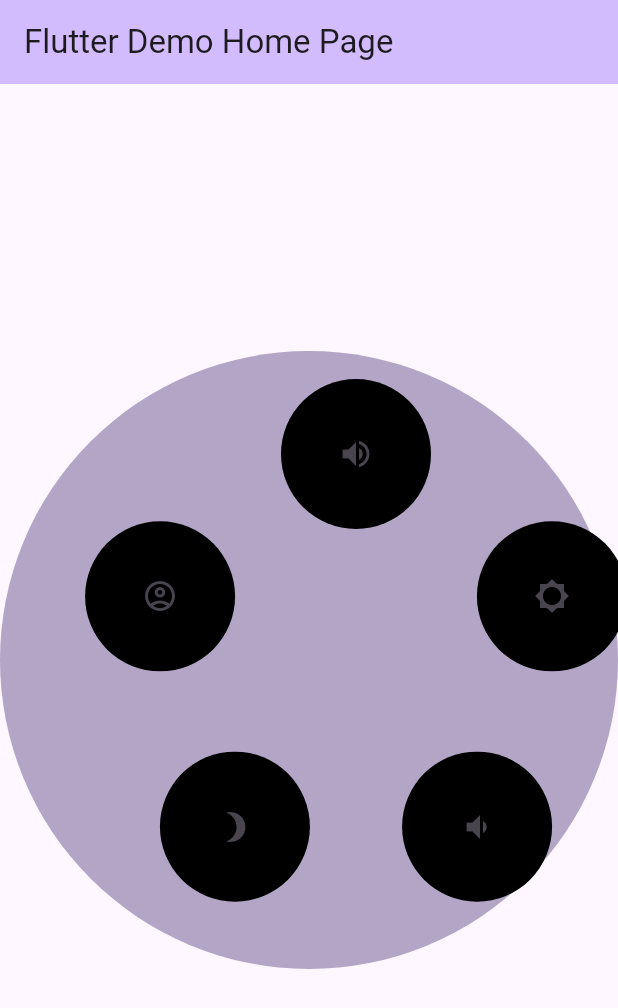
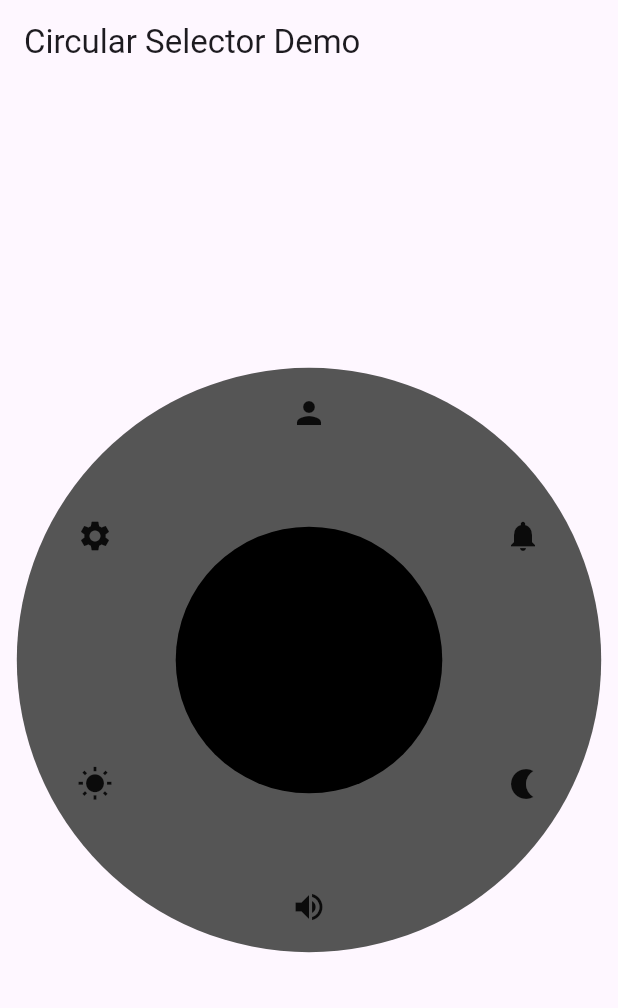
Before and after one commit to Malvericus/FOSS_Hack24, a Flutter app: the screen it shows after launch, on a phone screen of 412 x 824 dp. Shown: the top 1008 px of the screen. Run offline on Flutter 3.47's test engine with Material 3 defaults, Android fonts, the phone set to English and light mode, and no system bars.

Commit message:
chore: Update package name to circular_selector_v2 and version to 0.2.0

```diff
--- a/example/lib/main.dart
+++ b/example/lib/main.dart
@@ -1,5 +1,6 @@
-import 'package:circular_navigator/circular_navigator.dart';
+import 'package:flutter/foundation.dart';
 import 'package:flutter/material.dart';
+import 'package:circular_selector_v2/circular_selector_v2.dart';
 
 void main() {
   runApp(const MyApp());
@@ -8,115 +9,78 @@ void main() {
 class MyApp extends StatelessWidget {
   const MyApp({super.key});
 
-  // This widget is the root of your application.
   @override
   Widget build(BuildContext context) {
     return MaterialApp(
-      title: 'Flutter Demo',
+      title: 'Circular Selector Demo',
+      themeMode: ThemeMode.system,
       darkTheme: ThemeData.dark(),
-      theme: ThemeData(
-        // This is the theme of your application.
-        //
-        // TRY THIS: Try running your application with "flutter run". You'll see
-        // the application has a purple toolbar. Then, without quitting the app,
-        // try changing the seedColor in the colorScheme below to Colors.green
-        // and then invoke "hot reload" (save your changes or press the "hot
-        // reload" button in a Flutter-supported IDE, or press "r" if you used
-        // the command line to start the app).
-        //
-        // Notice that the counter didn't reset back to zero; the application
-        // state is not lost during the reload. To reset the state, use hot
-        // restart instead.
-        //
-        // This works for code too, not just values: Most code changes can be
-        // tested with just a hot reload.
-        colorScheme: ColorScheme.fromSeed(seedColor: Colors.deepPurple),
-        useMaterial3: true,
-      ),
-      home: const MyHomePage(title: 'Flutter Demo Home Page'),
+      home: const MyHomePage(title: 'Circular Selector Demo'),
     );
   }
 }
 
-class MyHomePage extends StatefulWidget {
+class MyHomePage extends StatelessWidget {
   const MyHomePage({super.key, required this.title});
-
-  // This widget is the home page of your application. It is stateful, meaning
-  // that it has a State object (defined below) that contains fields that affect
-  // how it looks.
-
-  // This class is the configuration for the state. It holds the values (in this
-  // case the title) provided by the parent (in this case the App widget) and
-  // used by the build method of the State. Fields in a Widget subclass are
-  // always marked "final".
 
   final String title;
 
-  @override
-  State<MyHomePage> createState() => _MyHomePageState();
-}
+  Function(int) testSelected(int selectorIndex) {
+    return (index) {
+      if (kDebugMode) {
+        print('Selected: $index of selector $selectorIndex');
+      }
+    };
+  }
 
-class _MyHomePageState extends State<MyHomePage> {
   @override
   Widget build(BuildContext context) {
-    // This method is rerun every time setState is called, for instance as done
-    // by the _incrementCounter method above.
-    //
-    // The Flutter framework has been optimized to make rerunning build methods
-    // fast, so that you can just rebuild anything that needs updating rather
-    // than having to individually change instances of widgets.
     return Scaffold(
-        appBar: AppBar(
-          // TRY THIS: Try changing the color here to a specific color (to
-          // Colors.amber, perhaps?) and trigger a hot reload to see the AppBar
-          // change color while the other colors stay the same.
-          backgroundColor: Theme.of(context).colorScheme.inversePrimary,
-          // Here we take the value from the MyHomePage object that was created by
-          // the App.build method, and use it to set our appbar title.
-          title: Text(widget.title),
-        ),
-        body: Container(
-          decoration: BoxDecoration(
+      appBar: AppBar(
+        title: Text(title),
+      ),
+      body: Center(
+        child: Stack(children: [
+          Container(
+            decoration: const BoxDecoration(
               shape: BoxShape.circle,
-              color: Theme.of(context).colorScheme.primary.withOpacity(0.5)),
-          child: Center(
-            child: CircularSelector(
-              childSize: 100,
-              radiusDividend: 3,
-              customOffset: const Offset(0, 0),
-              onSelected: (index) => {print("Selected $index")},
-              // centerChild: const Text('Sound'),
-              children: [
-                CircularSelectorItem(
-                  child: IconButton(
-                      onPressed: () => {print("Volume Up")},
-                      icon: const Icon(Icons.volume_up)),
+            ),
+            child: Stack(alignment: Alignment.center, children: [
+              CircularSelector(
+                onSelected: testSelected(0),
+                childSize: 30.0,
+                radiusDividend: 2.5,
+                customOffset: Offset(
+                  0.0,
+                  AppBar().preferredSize.height -
+                      MediaQuery.of(context).padding.top,
                 ),
-                CircularSelectorItem(
-                  child: IconButton(
-                      onPressed: () => {print("Brightness Up")},
-                      icon: const Icon(Icons.brightness_5)),
+                circleBackgroundColor: const Color.fromARGB(255, 85, 85, 85),
+                children: const [
+                  Icon(Icons.person),
+                  Icon(Icons.notifications),
+                  Icon(Icons.nightlight),
+                  Icon(Icons.volume_up),
+                  Icon(Icons.wb_sunny),
+                  Icon(Icons.settings)
+                ],
+              ),
+              CircularSelector(
+                onSelected: testSelected(2),
+                childSize: 30.0,
+                radiusDividend: 7,
+                customOffset: Offset(
+                  0.0,
+                  AppBar().preferredSize.height -
+                      MediaQuery.of(context).padding.top,
                 ),
-                CircularSelectorItem(
-                  child: IconButton(
-                      onPressed: () => {print("Volume Down")},
-                      icon: const Icon(Icons.volume_down)),
-                ),
-                CircularSelectorItem(
-                  child: IconButton(
-                      onPressed: () => {print("Brightness Down")},
-                      icon: const Icon(Icons.brightness_3)),
-                ),
-                CircularSelectorItem(
-                  // ignore: prefer_const_constructors
-                  child: IconButton(
-                    onPressed: () => {print("Profile")},
-                    icon: const Icon(Icons.account_circle_outlined),
-                  ),
-                ),
-              ],
-            ),
+                circleBackgroundColor: const Color.fromARGB(255, 0, 0, 0),
+                children: const [Icon(Icons.home_filled), Icon(Icons.logout)],
+              ),
+            ]),
           ),
-        ));
+        ]),
+      ),
+    );
   }
 }
--- a/example/lib/main2.dart
+++ /dev/null
@@ -1,89 +0,0 @@
-import 'package:flutter/foundation.dart';
-import 'package:flutter/material.dart';
-import 'package:circular_navigator/circular_navigator2.dart';
-
-void main() {
-  runApp(const MyApp());
-}
-
-class MyApp extends StatelessWidget {
-  const MyApp({Key? key}) : super(key: key);
-
-  @override
-  Widget build(BuildContext context) {
-    return MaterialApp(
-      title: 'Circular Selector Demo',
-      themeMode: ThemeMode.system,
-      darkTheme: ThemeData.dark(),
-      home: const MyHomePage(title: 'Circular Selector Demo'),
-    );
-  }
-}
-
-class MyHomePage extends StatelessWidget {
-  const MyHomePage({super.key, required this.title});
-
-  final String title;
-
-  Function(int) testSelected(int selectorIndex) {
-    return (index) {
-      if (kDebugMode) {
-        print('Selected: $index of selector $selectorIndex');
-      }
-    };
-  }
-
-  @override
-  Widget build(BuildContext context) {
-    return Scaffold(
-      appBar: AppBar(
-        title: Text(title),
-      ),
-      body: Center(
-        child: Stack(children: [
-          Container(
-            decoration: const BoxDecoration(
-              shape: BoxShape.circle,
-            ),
-            child: Stack(alignment: Alignment.center, children: [
-              CircularSelector(
-                onSelected: testSelected(0),
-                childSize: 30.0,
-                radiusDividend: 2.5,
-                customOffset: Offset(
-                  0.0,
-                  AppBar().preferredSize.height -
-                      MediaQuery.of(context).padding.top,
-                ),
-                circleBackgroundColor: const Color.fromARGB(255, 85, 85, 85),
-                children: [
-                  Icon(Icons.person),
-                  Icon(Icons.notifications),
-                  Icon(Icons.nightlight),
-                  Icon(Icons.volume_up),
-                  Icon(Icons.wb_sunny),
-                  Icon(Icons.settings)
-                ],
-              ),
-              CircularSelector(
-                onSelected: testSelected(2),
-                childSize: 30.0,
-                radiusDividend: 7,
-                customOffset: Offset(
-                  0.0,
-                  AppBar().preferredSize.height -
-                      MediaQuery.of(context).padding.top,
-                ),
-                circleBackgroundColor: const Color.fromARGB(255, 0, 0, 0),
-                children: [
-                  Icon(Icons.home_filled),
-                  Icon(Icons.logout)
-                ],
-              ),
-            ]),
-          ),
-        ]),
-      ),
-    );
-  }
-}
--- a/example/pubspec.yaml
+++ b/example/pubspec.yaml
@@ -30,7 +30,7 @@ environment:
 dependencies:
   flutter:
     sdk: flutter
-  circular_navigator:
+  circular_selector_v2:
     path: "../"
 
 
--- a/lib/circular_navigator.dart
+++ /dev/null
@@ -1,248 +0,0 @@
-import 'package:flutter/material.dart';
-import 'dart:math';
-
-class CircularSelector extends StatefulWidget {
-  const CircularSelector({
-    super.key,
-    required this.children,
-    required this.childSize,
-    required this.radiusDividend,
-    required this.customOffset,
-    this.circleBackgroundColor = Colors.transparent,
-    this.dividerColor = Colors.black,
-    this.dividerWidth = 2.0, required Set<void> Function(dynamic index) onSelected,
-  });
-
-  final double radiusDividend;
-  final List<CircularSelectorItem> children;
-  final double childSize;
-  final Offset customOffset;
-  final Color circleBackgroundColor;
-  final Color dividerColor;
-  final double dividerWidth;
-
-  @override
-  State<CircularSelector> createState() => _CircularSelectorState();
-}
-
-class _CircularSelectorState extends State<CircularSelector>
-    with SingleTickerProviderStateMixin {
-  late double rotation;
-  late AnimationController _controller;
-  late Animation<double> _animation;
-  late double startRotation;
-  double totalRotation = 0;
-
-  @override
-  void initState() {
-    super.initState();
-    rotation = 0.0;
-    startRotation = 0.0;
-    _controller = AnimationController(
-      duration: const Duration(milliseconds: 500),
-      vsync: this,
-    );
-    _animation = Tween<double>(begin: 0, end: 0).animate(
-      CurvedAnimation(parent: _controller, curve: Curves.easeInOut),
-    )..addListener(() {
-        setState(() {
-          rotation = _animation.value;
-        });
-      });
-  }
-
-  Function(DragStartDetails) _onPanStart(double xOrigin, double yOrigin) {
-    return (DragStartDetails details) {
-      if (_controller.isAnimating) {
-        _controller.stop();
-      }
-      final dx = details.localPosition.dx;
-      final dy = details.localPosition.dy;
-
-      startRotation = calculateGestureAngle(dx, dy, xOrigin, yOrigin);
-      totalRotation = 0;
-    };
-  }
-
-  Function(DragUpdateDetails) _onPanUpdate(double xOrigin, double yOrigin) {
-    return (DragUpdateDetails details) {
-      final dx = details.localPosition.dx;
-      final dy = details.localPosition.dy;
-
-      final angle = calculateGestureAngle(dx, dy, xOrigin, yOrigin);
-
-      final angleDiff = angle - startRotation;
-
-      setState(() {
-        rotation += (angleDiff * pi / 180);
-        startRotation = angle;
-      });
-
-      totalRotation += angleDiff;
-    };
-  }
-
-  void _onPanEnd(DragEndDetails details) {
-    final anglePerChild = 2 * pi / widget.children.length;
-    double closestRotation = (rotation / anglePerChild).round() * anglePerChild;
-
-    _controller.duration = const Duration(milliseconds: 100);
-
-    // If the rotation is close to a child, snap to that child
-    _animation = Tween<double>(begin: rotation, end: closestRotation).animate(
-      CurvedAnimation(parent: _controller, curve: Curves.easeOut),
-    )..addListener(() {
-        setState(() {
-          rotation = _animation.value;
-        });
-      });
-
-    _controller.forward(from: 0);
-  }
-
-  double calculateGestureAngle(
-      double dx, double dy, double xOrigin, double yOrigin) {
-    double angle = atan2(dy - yOrigin, dx - xOrigin) * 180 / pi;
-    angle = angle < 0 ? 360 + angle : angle;
-    angle = (angle + 90) % 360; // Adjusting the origin to 12 o'clock
-    return angle;
-  }
-
-  @override
-  Widget build(BuildContext context) {
-    final parentWidth = MediaQuery.of(context).size.width;
-    final parentHeight = MediaQuery.of(context).size.height -
-        kToolbarHeight -
-        MediaQuery.of(context).padding.top;
-    final xOrigin =
-        (min(parentWidth, parentHeight) / widget.radiusDividend * 2) / 2;
-    final yOrigin =
-        (min(parentWidth, parentHeight) / widget.radiusDividend * 2) / 2;
-
-    Point getPosition(
-        int index, double childSize, double xOrigin, double yOrigin) {
-      final double radius =
-          min(parentWidth, parentHeight) / widget.radiusDividend;
-      final angle = 2 * pi * index / widget.children.length;
-      final dx = xOrigin + radius * cos(-(angle - pi / 2)) + childSize / 2;
-      final dy = yOrigin + radius * sin(-(angle - pi / 2)) + childSize / 2;
-      return Point(dx, dy);
-    }
-
-    List<Widget> positionedChildren = [];
-
-    // // Add divider lines
-    // for (int i = 0; i < widget.children.length; i++) {
-    //   final startAngle = 2 * pi * i / widget.children.length;
-    //   final endAngle = 2 * pi * (i + 1) / widget.children.length;
-
-    //   positionedChildren.add(
-    //     CustomPaint(
-    //       painter: DividerPainter(
-    //         startAngle: startAngle,
-    //         endAngle: endAngle,
-    //         radius: min(parentWidth, parentHeight) / widget.radiusDividend,
-    //         color: widget.dividerColor,
-    //         strokeWidth: widget.dividerWidth,
-    //       ),
-    //       size: Size(
-    //         min(parentWidth, parentHeight) / widget.radiusDividend * 2,
-    //         min(parentWidth, parentHeight) / widget.radiusDividend * 2,
-    //       ),
-    //     ),
-    //   );
-    // }
-
-    // Add child widgets
-    for (int i = 0; i < widget.children.length; i++) {
-      final position = getPosition(i, widget.childSize, xOrigin, yOrigin);
-      final child = widget.children[i].child;
-      final positionedChild = Positioned(
-        left: position.x.toDouble(),
-        bottom: position.y.toDouble(),
-        child: Container(
-          width: widget.childSize,
-          height: widget.childSize,
-          decoration: const BoxDecoration(
-            shape: BoxShape.circle,
-            color: Colors.black,
-          ),
-          child: Center(child: child),
-        ),
-      );
-      positionedChildren.add(positionedChild);
-    }
-
-    return SizedBox(
-        width: min(parentWidth, parentHeight) / widget.radiusDividend * 2 +
-            widget.childSize * 2,
-        height: min(parentWidth, parentHeight) / widget.radiusDividend * 2 +
-            widget.childSize * 2,
-        // child: Container(
-        //   decoration: BoxDecoration(
-        //     shape: BoxShape.circle,
-        //     color: widget.circleBackgroundColor,
-        //   ),
-        //   child: Stack(
-        //     alignment: Alignment.center,
-        //     children: positionedChildren,
-        //   ),
-        // ),
-        child: GestureDetector(
-          onPanStart: _onPanStart(xOrigin, yOrigin),
-          onPanUpdate: _onPanUpdate(xOrigin, yOrigin),
-          onPanEnd: _onPanEnd,
-          child: Container(
-            decoration: BoxDecoration(
-              shape: BoxShape.circle,
-              color: widget.circleBackgroundColor,
-            ),
-            child: Stack(
-              alignment: Alignment.center,
-              children: positionedChildren,
-            ),
-          ),
-        ));
-  }
-}
-
-class CircularSelectorItem {
-  final Widget child;
-  VoidCallback onTap;
-
-  CircularSelectorItem({required this.child, this.onTap = defaultMethod});
-
-  static void defaultMethod() => {};
-}
-
-class DividerPainter extends CustomPainter {
-  final double startAngle;
-  final double endAngle;
-  final double radius;
-  final Color color;
-  final double strokeWidth;
-
-  DividerPainter({
-    required this.startAngle,
-    required this.endAngle,
-    required this.radius,
-    required this.color,
-    required this.strokeWidth,
-  });
-
-  @override
-  void paint(Canvas canvas, Size size) {
-    final paint = Paint()
-      ..color = color
-      ..strokeWidth = strokeWidth
-      ..style = PaintingStyle.stroke;
-
-    final center = Offset(size.width / 2, size.height / 2);
-    final rect = Rect.fromCircle(center: center, radius: radius);
-
-    canvas.drawArc(rect, startAngle, endAngle - startAngle, false, paint);
-  }
-
-  @override
-  bool shouldRepaint(covariant CustomPainter oldDelegate) => false;
-}
--- a/pubspec.yaml
+++ b/pubspec.yaml
@@ -1,6 +1,6 @@
-name: circular_navigator
-description: "A new Flutter package project."
-version: 0.0.1
+name: circular_selector_v2
+description: "Flutter widget which aims to create a novel circular selection technology, made with accessibility and user experience in mind."
+version: 0.2.0
 homepage:
 
 environment:
```
Also changed, not shown: example/pubspec.lock, lib/circular_selector_v2.dart (renamed from lib/circular_navigator2.dart), 3 other files.
